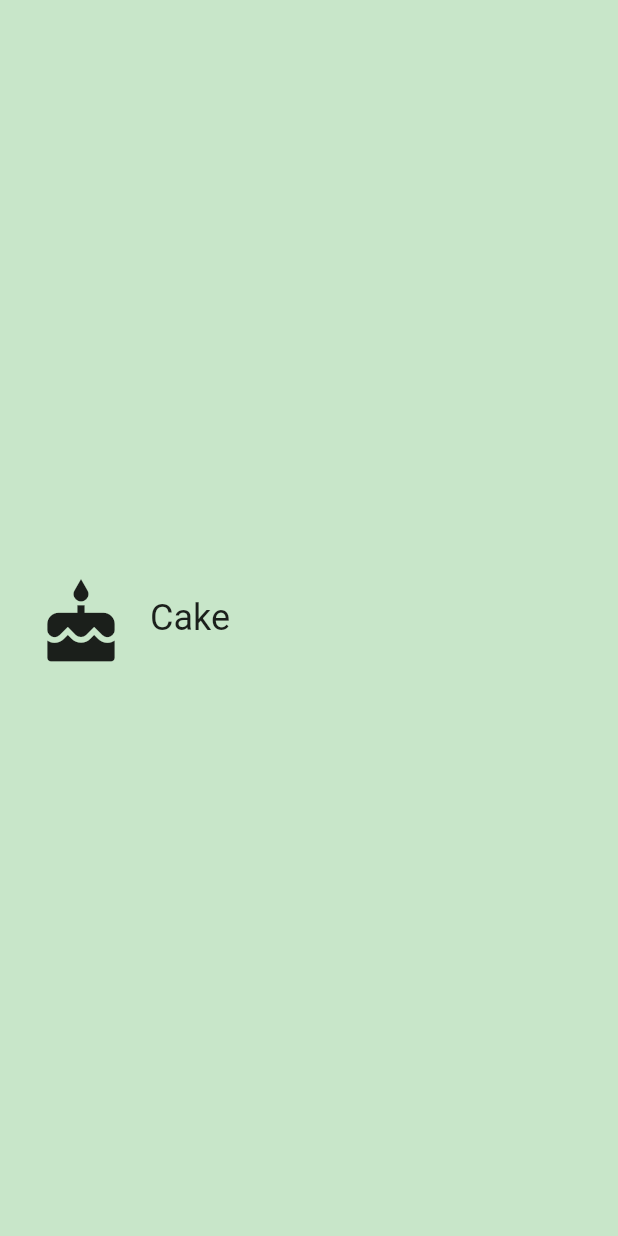
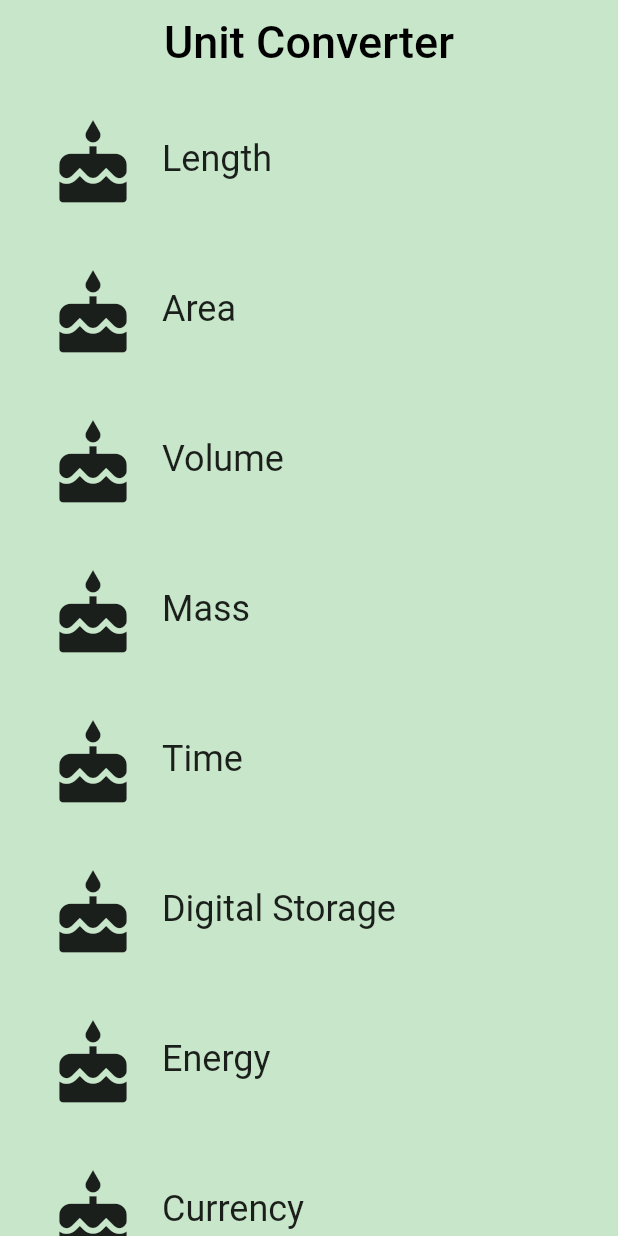
Before and after one commit to eroncastro/learning-flutter-udacity, a Flutter app: the screen it shows after launch, on a phone screen of 412 x 824 dp. Run offline on Flutter 3.47's test engine with Material 2 defaults, Android fonts, the phone set to English and light mode, and no system bars.

Commit message:
Finish category route

```diff
--- a/lib/category.dart
+++ b/lib/category.dart
@@ -25,7 +25,7 @@ class Category extends StatelessWidget {
 
   final String name;
   final IconData icon;
-  final MaterialColor color;
+  final Color color;
 
   const Category({required this.name, required this.icon, required this.color});
 
@@ -39,17 +39,21 @@ class Category extends StatelessWidget {
   // See https://docs.flutter.io/flutter/material/Theme-class.html
   Widget build(BuildContext context) {
     // TODO: Build the custom widget here, referring to the Specs.
-    return Container(
+    return Material(
+      color: Colors.green[100], // TODO: Use transparent color
+      child: Container(
         height: height,
-      color: color.shade100,
-      padding: EdgeInsets.all(containerPadding),
-      child: Material(
-        color: color.shade100,
         child: InkWell(
           borderRadius: BorderRadius.circular(borderRadius),
-          splashColor: color.shade600,
-          highlightColor: color.shade600,
+          splashColor: color,
+          highlightColor: color,
+          onTap: () {
+            print('I was tapped');
+          },
+          child: Padding(
+            padding: EdgeInsets.all(containerPadding),
             child: Row(
+              crossAxisAlignment: CrossAxisAlignment.stretch,
               children: <Widget>[
                 Padding(
                   padding: EdgeInsets.all(iconPadding),
@@ -58,17 +62,16 @@ class Category extends StatelessWidget {
                     size: iconSize,
                   ),
                 ),
-              Text(
+                Center(
+                  child: Text(
                     name,
-                style: TextStyle(
-                  fontSize: textFontSize,
+                    textAlign: TextAlign.center,
+                    style: Theme.of(context).textTheme.headline5,
+                  ),
+                )
+              ],
             ),
           ),
-            ],
-          ),
-          onTap: () {
-            print('I was tapped');
-          },
         ),
       ),
     );
--- /dev/null
+++ b/lib/category_route.dart
@@ -0,0 +1,86 @@
+// Copyright 2018 The Chromium Authors. All rights reserved.
+// Use of this source code is governed by a BSD-style license that can be
+// found in the LICENSE file.
+
+import 'package:flutter/material.dart';
+
+// TODO: Check if we need to import anything
+import './category.dart';
+
+// TODO: Define any constants
+
+/// Category Route (screen).
+///
+/// This is the 'home' screen of the Unit Converter. It shows a header and
+/// a list of [Categories].
+///
+/// While it is named CategoryRoute, a more apt name would be CategoryScreen,
+/// because it is responsible for the UI at the route's destination.
+class CategoryRoute extends StatelessWidget {
+  const CategoryRoute();
+
+  static const _categoryNames = <String>[
+    'Length',
+    'Area',
+    'Volume',
+    'Mass',
+    'Time',
+    'Digital Storage',
+    'Energy',
+    'Currency',
+  ];
+
+  static const _baseColors = <Color>[
+    Colors.teal,
+    Colors.orange,
+    Colors.pinkAccent,
+    Colors.blueAccent,
+    Colors.yellow,
+    Colors.greenAccent,
+    Colors.purpleAccent,
+    Colors.red,
+  ];
+
+  static final _backgroundColor = Colors.green[100];
+  static const _elevation = 0.0;
+
+  @override
+  Widget build(BuildContext context) {
+    final appBar = AppBar(
+      backgroundColor: _backgroundColor,
+      elevation: _elevation,
+      title: Center(
+        child: Text(
+          'Unit Converter',
+          style: TextStyle(
+            color: Colors.black,
+            fontSize: 30.0,
+          ),
+        ),
+      ),
+    );
+
+    return Scaffold(
+      appBar: appBar,
+      body: _buildListView(),
+    );
+  }
+
+  Widget _buildListView() {
+    final categoriesList = _categoryNames.asMap().entries.map<Widget>((el) {
+      return Category(
+        name: _categoryNames[el.key],
+        icon: Icons.cake,
+        color: _baseColors[el.key],
+      );
+    }).toList();
+
+    return Container(
+      color: _backgroundColor,
+      padding: EdgeInsets.symmetric(horizontal: 8.0),
+      child: ListView(
+        children: categoriesList,
+      ),
+    );
+  }
+}
--- a/lib/main.dart
+++ b/lib/main.dart
@@ -8,7 +8,7 @@ import 'package:flutter/material.dart';
 // You can use a relative import, i.e. `import 'category.dart';` or
 // a package import, as shown below.
 // More details at http://dart-lang.github.io/linter/lints/avoid_relative_lib_imports.html
-import 'category.dart';
+import 'category_route.dart';
 
 // TODO: Pass this information into your custom [Category] widget
 const _categoryName = 'Cake';
@@ -31,12 +31,7 @@ class UnitConverterApp extends StatelessWidget {
       home: Scaffold(
         backgroundColor: Colors.green[100],
         body: Center(
-          // TODO: Determine what properties you'll need to pass into the widget
-          child: Category(
-            name: _categoryName,
-            icon: _categoryIcon,
-            color: _categoryColor,
-          ),
+          child: CategoryRoute(),
         ),
       ),
     );
```
Also changed, not shown: 1 other file. Lines whose indentation alone changed are shown as unchanged.
